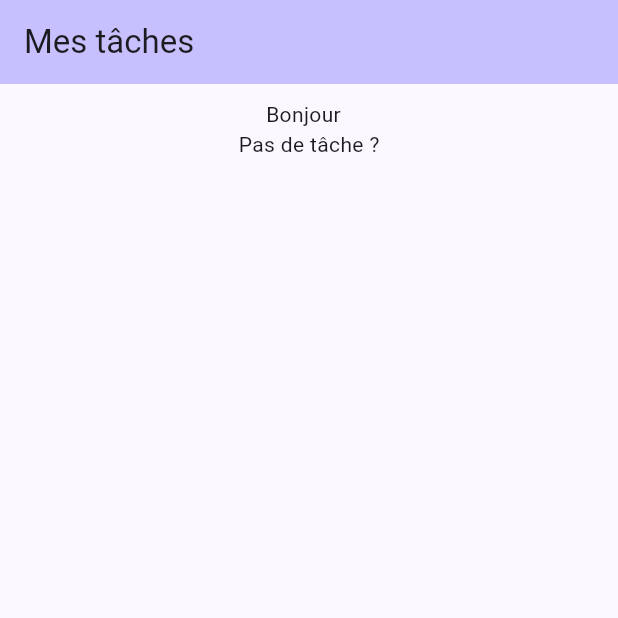
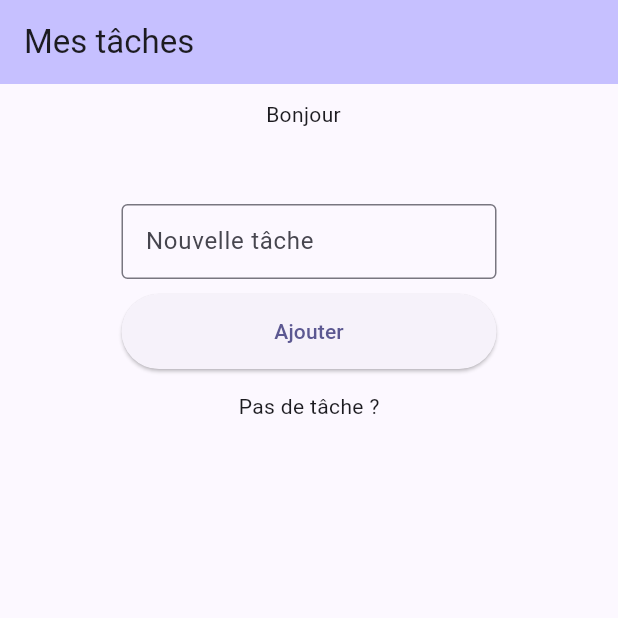
Before and after one commit to thibault-peronno/to_do_list_flutter, a Flutter app: the TasksPage screen opened by its route, on a phone screen of 412 x 824 dp, the top half of it. Run offline on Flutter 3.47's test engine with Material 2 defaults, Android fonts, the phone set to English and light mode, and no system bars; our stand-ins replace equatable, flutter_bloc, go_router; network calls fail.

Commit message:
apps works ok. If need to go back

```diff
--- a/lib/components/task_card.dart
+++ b/lib/components/task_card.dart
@@ -7,12 +7,14 @@ class TaskCard extends StatelessWidget {
 
   @override
   Widget build(BuildContext context) {
-    return CheckboxListTile(
-      title: Text(task.description),
-      value: task.isDone == 1 ? true : false,
-      onChanged: (value) {
-        task.isDone == 1 ? task.isDone = 0 : task.isDone = 1;
-      },
+    return Card(
+      child: CheckboxListTile(
+        title: Text(task.description),
+        value: task.isDone == 1 ? true : false,
+        onChanged: (value) {
+          task.isDone == 1 ? task.isDone = 0 : task.isDone = 1;
+        },
+      ),
     );
   }
 }
--- a/lib/pages/tasks_page.dart
+++ b/lib/pages/tasks_page.dart
@@ -39,28 +39,60 @@ class TasksPage extends StatelessWidget {
               }
             },
           ),
-          BlocBuilder<TasksBloc, TasksState>(
+          const SizedBox(height: 50),
+          const SizedBox(
+            width: 250,
+            height: 50,
+            child: TextField(
+              obscureText: true,
+              decoration: InputDecoration(
+                border: OutlineInputBorder(),
+                labelText: 'Nouvelle tâche',
+              ),
+            ),
+          ),
+          const SizedBox(
+            height: 10,
+          ),
+          SizedBox(
+            width: 250,
+            height: 50,
+            child: ElevatedButton(
+              onPressed: () {
+                print('ajout d une nouvelle tâche');
+              },
+              child: const Text('Ajouter'),
+            ),
+          ),
+          const SizedBox(height: 15),
+          Expanded(
+            child: BlocBuilder<TasksBloc, TasksState>(
               builder: (context, state) {
                 switch (state) {
                   case TasksInitialState _:
                     return const Text('Pas de tâche ?');
                   case TasksSuccessState _:
-                  return Column(
-                    children: state.tasks
-                        .map((task) => TaskCard(task: task))
-                        .toList(),
+                    // return Column(
+                    //   children: state.tasks
+                    //       .map((task) => TaskCard(task: task))
+                    //       .toList(),
+                    // );
+                    return Container(
+                      width: 300,
+                      child: ListView.builder(
+                        itemCount: state.tasks.length,
+                        itemBuilder: (context, index) {
+                          return TaskCard(task: state.tasks[index]);
+                        },
+                      ),
                     );
-                // return ListView.builder(
-                //   itemCount: state.tasks.length,
-                //   itemBuilder: (context, index) {
-                //     return TaskCard(task: state.tasks[index]);
-                //   },
-                // );
                   default:
                     return Container();
                 }
               },
             ),
+          ),
+
           // BlocListener<TasksBloc, TasksState>(
           //   listener: (context, state) {
           //     if (state.props != []) {
```
Lines whose indentation alone changed are shown as unchanged.
